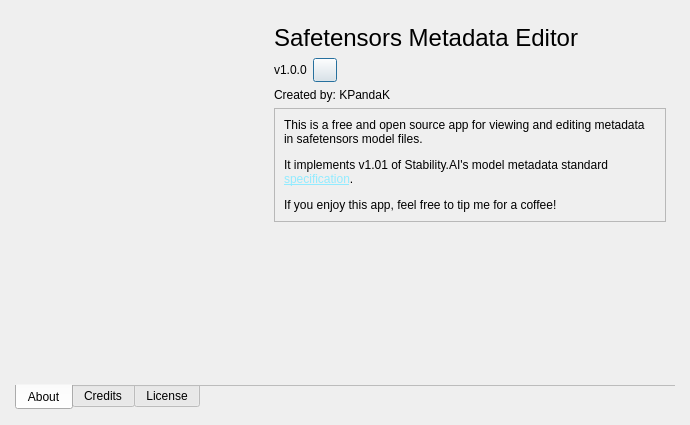
Above: designer/about_dialog.ui from KPandaK/metaeditor_safetensors before the change. Below: the same form after it.
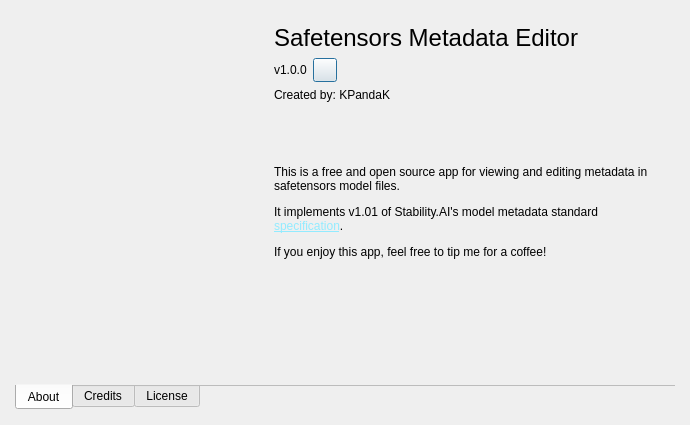
That is the form after the change. Icons and pictures are not drawn. Custom widgets are drawn as their Qt base class.

Commit message: Refactor dark theme styles and update About dialog layout Merged dark theme into one file

Patch:
```diff
--- a/designer/about_dialog.ui
+++ b/designer/about_dialog.ui
@@ -200,14 +200,18 @@
             </widget>
            </item>
            <item>
-            <widget class="QFrame" name="frame">
-             <property name="frameShape">
-              <enum>QFrame::Shape::StyledPanel</enum>
+            <spacer name="verticalSpacer_3">
+             <property name="orientation">
+              <enum>Qt::Orientation::Vertical</enum>
              </property>
-             <property name="frameShadow">
-              <enum>QFrame::Shadow::Raised</enum>
+             <property name="sizeHint" stdset="0">
+              <size>
+               <width>20</width>
+               <height>10</height>
+              </size>
              </property>
-             <layout class="QVBoxLayout" name="verticalLayout_4">
+            </spacer>
+           </item>
               <item>
                <widget class="QLabel" name="aboutDescription">
                 <property name="sizePolicy">
@@ -227,9 +231,6 @@
                 </property>
                </widget>
               </item>
-             </layout>
-            </widget>
-           </item>
            <item>
             <spacer name="verticalSpacer_2">
              <property name="orientation">
```
Left out of the diff: 4 changed lines with no effect on the pictures. Lines whose indentation alone changed are shown as unchanged. The commit also changes 17 other files.
